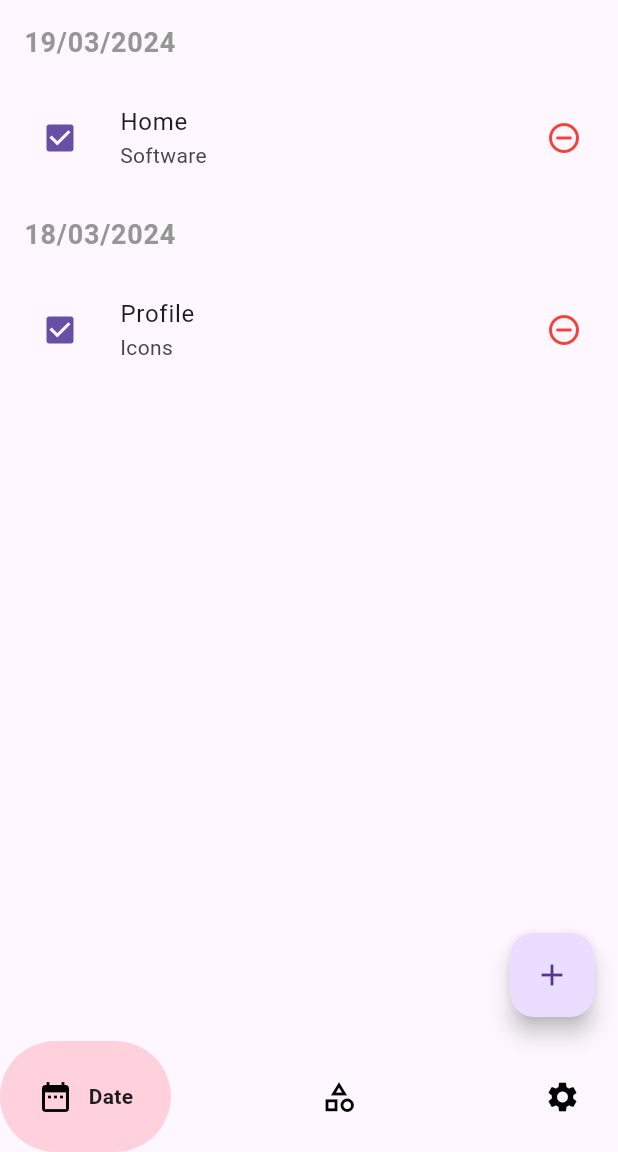
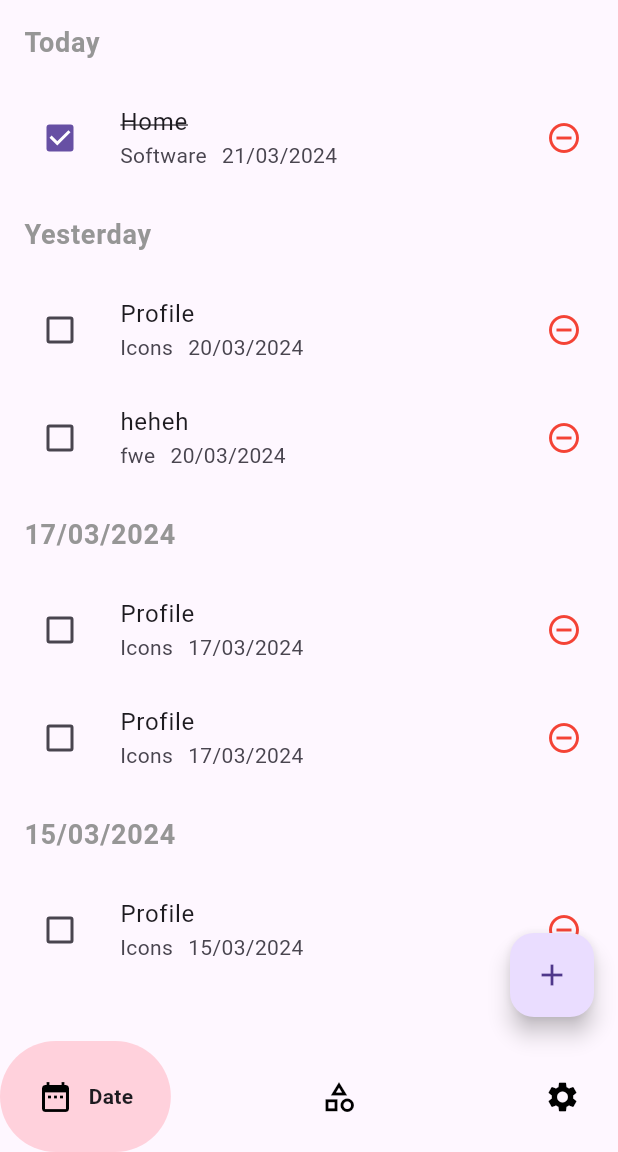
Before and after one commit to saivishnu725/todo_thingy, a Flutter app: the screen it shows after launch, on a phone screen of 412 x 824 dp, the part 84-1236 px from its top. Run offline on Flutter 3.47's test engine with Material 3 defaults, Android fonts, the phone set to English and light mode, and no system bars; drawn by our look-alikes of google_nav_bar.

Commit message:
separated everything to separate files

```diff
--- /dev/null
+++ b/lib/build_app_bar.dart
@@ -0,0 +1,24 @@
+import 'package:flutter/material.dart';
+
+AppBar buildAppBar() {
+  return AppBar(
+    backgroundColor: const Color.fromARGB(255, 240, 240, 240),
+    elevation: 1,
+    leading: ClipRRect(
+      borderRadius: BorderRadius.circular(20.0),
+      child: Image.asset(
+        'assets/images/logo.png',
+        width: 50,
+        height: 50,
+        fit: BoxFit.contain,
+      ),
+    ),
+    title: const Row(
+      mainAxisAlignment: MainAxisAlignment.center,
+      children: [
+        Text('Todo list thingy'),
+      ],
+    ),
+    actions: const [Icon(Icons.search), SizedBox(width: 30)],
+  );
+}
--- /dev/null
+++ b/lib/build_bottom_nav_bar.dart
@@ -0,0 +1,27 @@
+import 'package:flutter/material.dart';
+import 'package:google_nav_bar/google_nav_bar.dart';
+
+GNav buildBottomNavBar() {
+  return const GNav(
+    tabs: [
+      GButton(
+        gap: 10,
+        icon: Icons.date_range,
+        text: 'Date',
+        backgroundColor: Color.fromARGB(255, 255, 209, 220),
+      ),
+      GButton(
+        gap: 10,
+        icon: Icons.category_outlined,
+        text: 'Category',
+        backgroundColor: Color.fromRGBO(255, 209, 140, 1),
+      ),
+      GButton(
+        gap: 10,
+        icon: Icons.settings,
+        text: 'Settings',
+        backgroundColor: Color.fromARGB(255, 179, 252, 255),
+      ),
+    ],
+  );
+}
--- /dev/null
+++ b/lib/date_widget.dart
@@ -0,0 +1,21 @@
+import 'package:flutter/material.dart';
+import 'package:intl/intl.dart';
+
+Widget dateWidget(String date) {
+  String today = DateFormat('dd/MM/yyyy').format(DateTime.now());
+  String yesterday = DateFormat('dd/MM/yyyy')
+      .format(DateTime.now().subtract(const Duration(days: 1)));
+
+  if (date == today) date = "Today";
+  if (date == yesterday) date = "Yesterday";
+  return ListTile(
+    title: Text(
+      date,
+      style: const TextStyle(
+        fontSize: 18,
+        fontWeight: FontWeight.bold,
+        color: Color.fromARGB(255, 150, 150, 150),
+      ),
+    ),
+  );
+}
--- /dev/null
+++ b/lib/list_data_widget.dart
@@ -0,0 +1,30 @@
+import 'package:flutter/material.dart';
+
+Widget listDataWidget(task, Function(bool?) onChanged) {
+  if (task == null) {
+    return const SizedBox.shrink(); // Return an empty widget if task is null
+  }
+  return ListTile(
+    leading: Checkbox(
+      value: task['enabled'],
+      onChanged: onChanged,
+    ),
+    title: Text(
+      task['title'],
+      style: TextStyle(
+        decoration: task['enabled'] ? TextDecoration.lineThrough : null,
+      ),
+    ),
+    subtitle: Row(
+      children: [
+        Text(task['category']),
+        const SizedBox(width: 10),
+        Text(task['date']),
+      ],
+    ),
+    trailing: const Icon(
+      Icons.remove_circle_outline,
+      color: Colors.red,
+    ),
+  );
+}
--- a/lib/main.dart
+++ b/lib/main.dart
@@ -1,6 +1,10 @@
+// ignore_for_file: curly_braces_in_flow_control_structures
+
 import 'package:flutter/material.dart';
-import 'package:google_nav_bar/google_nav_bar.dart';
-import 'package:intl/intl.dart';
+import 'package:test_app/build_app_bar.dart';
+import 'package:test_app/build_bottom_nav_bar.dart';
+import 'package:test_app/date_widget.dart';
+import 'package:test_app/list_data_widget.dart';
 
 void main() {
   runApp(const MyApp());
@@ -14,37 +18,69 @@ class MyApp extends StatefulWidget {
 }
 
 class _MyAppState extends State<MyApp> {
-  bool enabled1 = true;
-  bool enabled2 = true;
-  String today = DateFormat('dd/MM/yyyy').format(DateTime.now());
-
   List<Map<String, dynamic>> dataList = [
     {
-      'divider': true,
-      'date': '19/03/2024',
-    },
-    {
-      'divider': false,
       'title': 'Home',
       'category': 'Software',
       'enabled': true,
-      'date': '19/03/2024',
+      'date': '21/03/2024',
     },
     {
-      'divider': true,
-      'date': '18/03/2024',
+      'title': 'Profile',
+      'category': 'Icons',
+      'enabled': false,
+      'date': '17/03/2024',
     },
     {
-      'divider': false,
       'title': 'Profile',
       'category': 'Icons',
-      'enabled': true,
+      'enabled': false,
+      'date': '20/03/2024',
+    },
+    {
+      'title': 'Profile',
+      'category': 'Icons',
+      'enabled': false,
       'date': '17/03/2024',
-    }
+    },
+    {
+      'title': 'Profile',
+      'category': 'Icons',
+      'enabled': false,
+      'date': '15/03/2024',
+    },
+    {
+      'title': 'heheh',
+      'category': 'fwe',
+      'enabled': false,
+      'date': '20/03/2024',
+    },
   ];
 
   @override
   Widget build(BuildContext context) {
+    // Step 1: Sort items by date
+    dataList.sort((a, b) => b["date"].compareTo(a["date"]));
+
+    // Step 2: Group items by date
+    Map<String, List<Map<String, dynamic>>> groups = {};
+    for (var item in dataList) {
+      String date = item["date"];
+      groups.putIfAbsent(date, () => []).add(item);
+    }
+    // Step 3: Create widgets for grouped items
+    List<Widget> groupedWidgets = [];
+    groups.forEach((date, tasks) {
+      // Add divider widget for date
+      groupedWidgets.add(dateWidget(date));
+      // Add list data widgets for tasks
+      for (var task in tasks) {
+        groupedWidgets.add(listDataWidget(task, (bool? value) {
+          setState(() => task['enabled'] = value!);
+        }));
+      }
+    });
+
     return Center(
       child: MaterialApp(
         debugShowCheckedModeBanner: false,
@@ -55,52 +91,8 @@ class _MyAppState extends State<MyApp> {
         ),
         home: Scaffold(
           appBar: buildAppBar(),
-          body: ListView.builder(
-            itemCount: dataList.length,
-            itemBuilder: (context, index) {
-              if (dataList[index]['divider']) {
-                if (dataList[index]['date'] == today) {
-                  return const ListTile(
-                    title: Text(
-                      "Today",
-                      style: TextStyle(
-                        fontSize: 18,
-                        fontWeight: FontWeight.bold,
-                        color: Color.fromARGB(255, 150, 150, 150),
-                      ),
-                    ),
-                  );
-                } else {
-                  return ListTile(
-                    title: Text(
-                      dataList[index]['date'],
-                      style: const TextStyle(
-                        fontSize: 18,
-                        fontWeight: FontWeight.bold,
-                        color: Color.fromARGB(255, 150, 150, 150),
-                      ),
-                    ),
-                  );
-                }
-              } else {
-                return ListTile(
-                  leading: Checkbox(
-                    value: dataList[index]['enabled'],
-                    onChanged: (value) {
-                      setState(() {
-                        dataList[index]['enabled'] = value!;
-                      });
-                    },
-                  ),
-                  title: Text(dataList[index]['title']),
-                  subtitle: Text(dataList[index]['category']),
-                  trailing: const Icon(
-                    Icons.remove_circle_outline,
-                    color: Colors.red,
-                  ),
-                );
-              }
-            },
+          body: ListView(
+            children: groupedWidgets,
           ),
           floatingActionButton: const FloatingActionButton(
             tooltip: 'Increment',
@@ -112,109 +104,4 @@ class _MyAppState extends State<MyApp> {
       ),
     );
   }
-
-  GNav buildBottomNavBar() {
-    return const GNav(
-      tabs: [
-        GButton(
-          gap: 10,
-          icon: Icons.date_range,
-          text: 'Date',
-          backgroundColor: Color.fromARGB(255, 255, 209, 220),
-        ),
-        GButton(
-          gap: 10,
-          icon: Icons.category_outlined,
-          text: 'Category',
-          backgroundColor: Color.fromRGBO(255, 209, 140, 1),
-        ),
-        GButton(
-          gap: 10,
-          icon: Icons.settings,
-          text: 'Settings',
-          backgroundColor: Color.fromARGB(255, 179, 252, 255),
-        ),
-      ],
-    );
-  }
-
-// app bar
-  AppBar buildAppBar() {
-    return AppBar(
-      backgroundColor: const Color.fromARGB(255, 240, 240, 240),
-      elevation: 1,
-      leading: ClipRRect(
-        borderRadius: BorderRadius.circular(20.0),
-        child: Image.asset(
-          'assets/images/logo.png',
-          width: 50,
-          height: 50,
-          fit: BoxFit.contain,
-        ),
-      ),
-      title: const Row(
-        mainAxisAlignment: MainAxisAlignment.center,
-        children: [
-          Text('Todo list thingy'),
-        ],
-      ),
-      actions: const [Icon(Icons.search), SizedBox(width: 30)],
-    );
-  }
 }
-
-
-
-/*
-body: ListView(
-            children: [
-              Column(
-                children: [
-                  // date
-                  const ListTile(
-                    title: Text(
-                      "Today",
-                      style: TextStyle(
-                        fontSize: 18,
-                        fontWeight: FontWeight.bold,
-                        color: Color.fromARGB(255, 150, 150, 150),
-                      ),
-                    ),
-                  ),
-
-                  // one
-                  ListTile(
-                    leading: Checkbox(
-                        value: enabled1,
-                        onChanged: (value) {
-                          setState(() {
-                            enabled1 = value!;
-                          });
-                        }),
-                    title: const Text('First'),
-                    trailing: const Icon(
-                      Icons.remove_circle_outline,
-                      color: Colors.red,
-                    ),
-                  ),
-                  // two
-                  ListTile(
-                    leading: Checkbox(
-                        activeColor: const Color.fromARGB(255, 255, 100, 152),
-                        value: enabled2,
-                        onChanged: (value) {
-                          setState(() {
-                            enabled2 = value!;
-                          });
-                        }),
-                    title: const Text('Two'),
-                    trailing: const Icon(
-                      Icons.remove_circle_outline,
-                      color: Colors.red,
-                    ),
-                  ),
-                ],
-              ),
-            ],
-          ),
-*/
```
